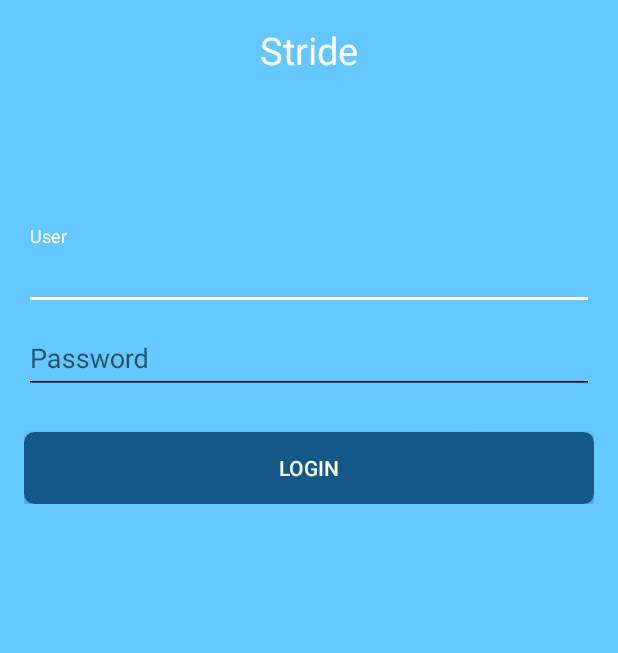
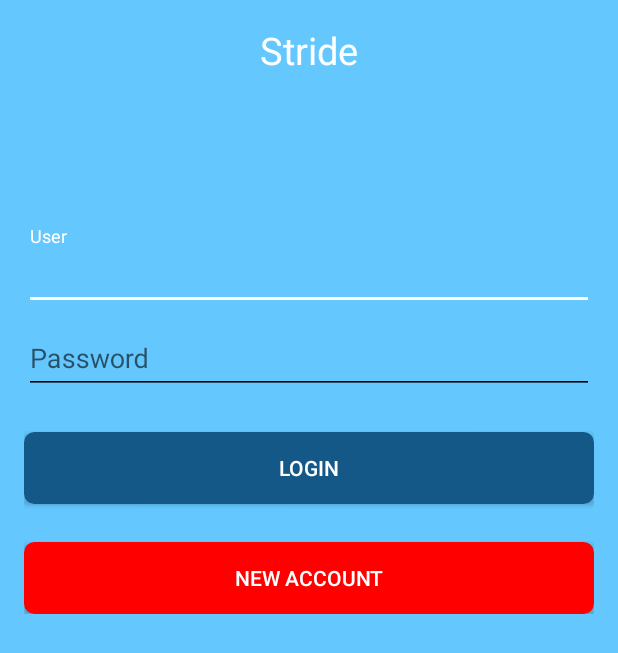
Before and after one commit to CEDEUS/STRIDE-native-android, an Android app: the screen it shows after launch (LoginActivity), on a phone screen of 412 x 824 dp. Shown: the top 653 px of the screen. Run offline under Robolectric (Android 15) with nearby library versions, the phone set to English and light mode, and no system bars; our stand-ins replace Volley.

Commit message:
last relase

```diff
--- a/app/src/main/java/com/example/oscarplaza/stride/LoginActivity.java
+++ b/app/src/main/java/com/example/oscarplaza/stride/LoginActivity.java
@@ -54,6 +54,8 @@ public class LoginActivity extends AppCompatActivity{
     private View mProgressView;
     private View mLoginFormView;
     private Button btnlogin;
+    private Button btnaccount;
+
     private static String TAG ="LoginActivity";
     public static final int TAG_CODE_PERMISSION_LOCATION = 301;
 
@@ -88,6 +90,7 @@ public class LoginActivity extends AppCompatActivity{
             mLoginFormView = findViewById(R.id.login_form);
             mProgressView = findViewById(R.id.login_progress);
             btnlogin = findViewById(R.id.login);
+            btnaccount = findViewById(R.id.new_account);
             btnlogin.setOnClickListener(new View.OnClickListener() {
                 @Override
                 public void onClick(View v) {
@@ -104,6 +107,13 @@ public class LoginActivity extends AppCompatActivity{
                 ViewDialog v = new  ViewDialog();
                 v.nohaveinternet(this);
             }
+            btnaccount.setOnClickListener(new View.OnClickListener() {
+                @Override
+                public void onClick(View view) {
+                    OpenNerUser();
+
+                }
+            });
 
         }else{
             super.onCreate(savedInstanceState);
@@ -114,6 +124,12 @@ public class LoginActivity extends AppCompatActivity{
 
         }
         }
+
+    private void OpenNerUser() {
+        ConfirLogout alert = new ConfirLogout();
+        alert.NewAccount(this);
+
+    }
 
     private void attemptLogin() throws JSONException {
         // Reset errors.
--- a/app/src/main/java/com/example/oscarplaza/stride/semaforoFragment.java
+++ b/app/src/main/java/com/example/oscarplaza/stride/semaforoFragment.java
@@ -332,7 +332,7 @@ public class semaforoFragment extends Fragment implements  GoogleApiClient.Conne
 
                             break;
                         case R.id.button_3 :
-                            process("G","none");
+                            preprocces("G");
                             break;
                             }
                 }else
--- /dev/null
+++ b/app/src/main/res/drawable/button_login_style2.xml
@@ -0,0 +1,39 @@
+<?xml version="1.0" encoding="UTF-8"?>
+<selector xmlns:android="http://schemas.android.com/apk/res/android">
+    <item android:state_pressed="true" >
+        <shape>
+            <solid
+
+                android:color="#ff0000" />
+            <stroke
+
+                android:width="7dp"
+                android:color="#ff0000" />
+            <corners
+                android:radius="3dp" />
+            <padding
+                android:left="10dp"
+                android:top="10dp"
+                android:right="10dp"
+                android:bottom="10dp" />
+        </shape>
+    </item>
+    <item>
+        <shape>
+            <gradient
+                android:startColor="#ff0000"
+                android:endColor="#ff0000"
+                android:angle="270" />
+            <stroke
+                android:width="7dp"
+                android:color="#ff0000" />
+            <corners
+                android:radius="3dp" />
+            <padding
+                android:left="10dp"
+                android:top="10dp"
+                android:right="10dp"
+                android:bottom="10dp" />
+        </shape>
+    </item>
+</selector>
--- a/app/src/main/res/layout/activity_login.xml
+++ b/app/src/main/res/layout/activity_login.xml
@@ -33,7 +33,7 @@
         android:layout_width="match_parent"
         android:layout_height="wrap_content"
         android:gravity="center_horizontal"
-        android:text="Stride"
+        android:text="@string/_login_sride"
         android:textColor="@android:color/white"
         android:textSize="25sp" />
 
@@ -98,6 +98,15 @@
                 android:textColor="@color/button_text"
                 android:background="@drawable/button_login_style"
                 android:text="@string/action_sign_in_short" />
+            <android.support.v7.widget.AppCompatButton
+                android:id="@+id/new_account"
+                android:layout_width="match_parent"
+                android:layout_height="wrap_content"
+                android:layout_marginTop="25dp"
+                android:textColor="@color/button_text"
+                android:background="@drawable/button_login_style2"
+                android:text="@string/new_account" />
+
 
         </LinearLayout>
     </ScrollView>
--- a/app/src/main/res/layout/content_dialogchosenidioms.xml
+++ b/app/src/main/res/layout/content_dialogchosenidioms.xml
@@ -34,6 +34,11 @@
             android:text="@string/english"
             android:layout_width="wrap_content"
             android:layout_height="wrap_content" />
+        <RadioButton
+            android:id="@+id/deu"
+            android:text="@string/german"
+            android:layout_width="wrap_content"
+            android:layout_height="wrap_content" />
     </RadioGroup>
 
 </LinearLayout>
--- a/app/src/main/res/menu/activity_forms_drawer.xml
+++ b/app/src/main/res/menu/activity_forms_drawer.xml
@@ -6,10 +6,10 @@
     <group android:checkableBehavior="single">
         <item
             android:id="@+id/nav_camera"
-            android:title="About" />
+            android:title="@string/about" />
         <item
             android:id="@+id/nav_gallery"
-            android:title="Feedback" />
+            android:title="@string/feedback" />
         <item
             android:id="@+id/change_idioms"
             android:title="@string/change_idioms"/>
--- a/app/src/main/res/values/strings.xml
+++ b/app/src/main/res/values/strings.xml
@@ -118,4 +118,12 @@
     <string name="_400">400</string>
     <string name="title_no_conection">problem in you conection</string>
     <string name="content_no_conection">pleace review you conection or please save the observation in save json</string>
+    <string name="german">German</string>
+    <string name="new_account">New Account</string>
+    <string name="_login_sride">Stride</string>
+    <string name="email">Email</string>
+    <string name="about">About</string>
+    <string name="feedback">Feedback</string>
+    <string name="confirm_info_new_user">Confirm Info New User</string>
+    <string name="you_now_haveaccount">Now you have account</string>
 </resources>
```
Also changed, not shown: app/src/main/java/com/example/oscarplaza/stride/ConfirLogout.java (+133 -0 lines), app/src/main/java/com/example/oscarplaza/stride/ListFragmentinSeccion.java (+7 -6 lines), app/src/main/java/com/example/oscarplaza/stride/MainActivity.java (+3 -21 lines), app/src/main/java/com/example/oscarplaza/stride/TabBFragment.java (+14 -10 lines), app/src/main/java/com/example/oscarplaza/stride/TabCFragment.java (+37 -16 lines), app/src/main/java/com/example/oscarplaza/stride/ViewDialog.java (+16 -0 lines), app/src/main/res/layout/content_new_user.xml (added, +71 -0 lines).
